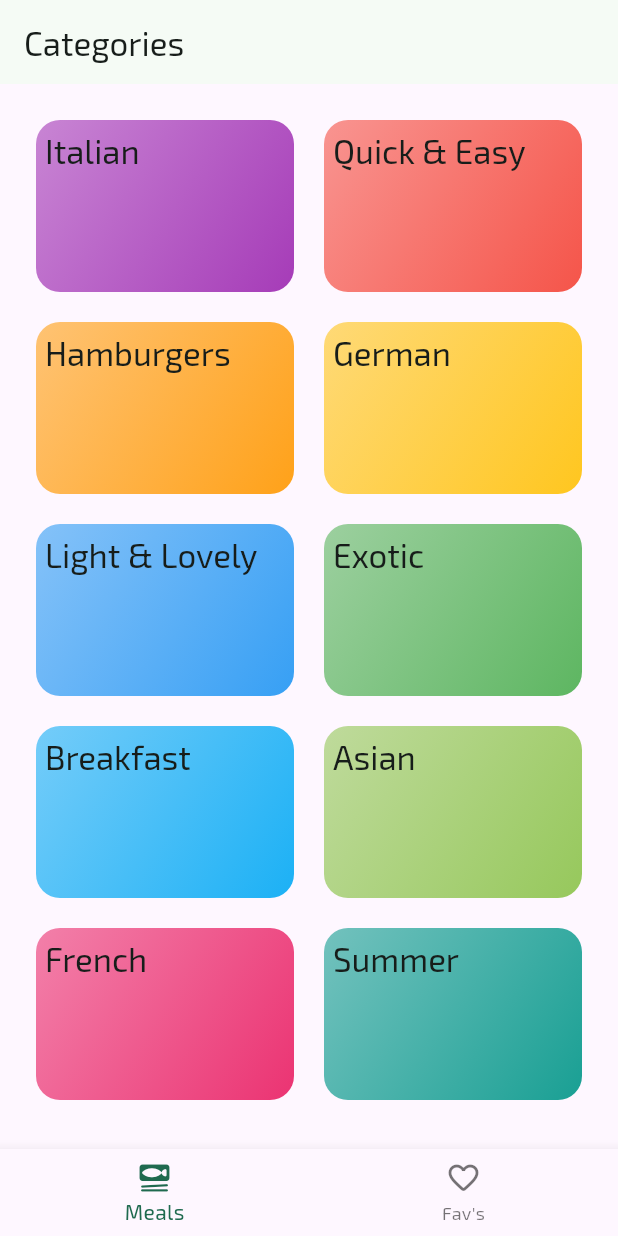
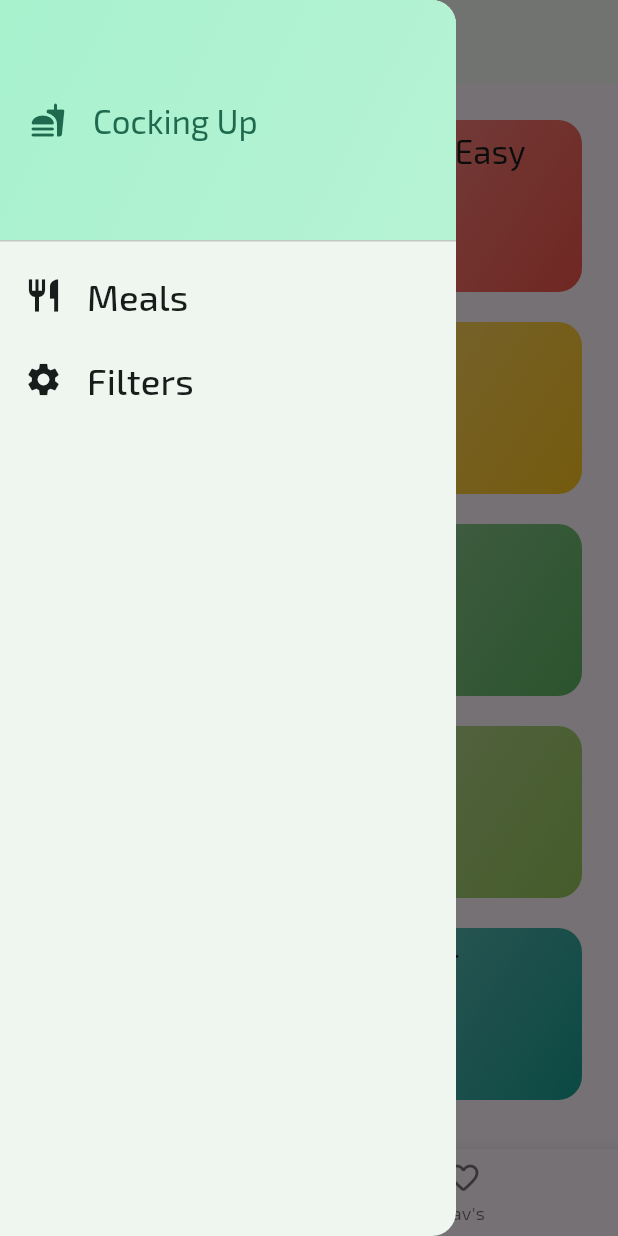
Before and after one commit to mahmoudyosrimahmoud13/recipes, a Flutter app: the screen it shows after launch, with the side drawer open (before the commit the screen has no drawer), on a phone screen of 412 x 824 dp. Run offline on Flutter 3.47's test engine with Material 3 defaults, Android fonts, the phone set to English and light mode, and no system bars; our stand-ins replace google_fonts, hexcolor, transparent_image.

Commit message:
module 8 finished project.

```diff
--- a/lib/data/dummy_data.dart
+++ b/lib/data/dummy_data.dart
@@ -146,7 +146,6 @@ const dummyMeals = [
       'Quickly fry the buns for c. 1 minute on each side',
       'Bruch buns with ketchup',
       'Serve burger with tomato, cucumber and onion',
-      '\nعارف انك بتحبيه انا بعرف اعمله وهبقى اعملك بحبك ❤️❤️❤️❤️'
     ],
     isGlutenFree: false,
     isVegan: false,
--- a/lib/main.dart
+++ b/lib/main.dart
@@ -3,7 +3,6 @@ import 'package:flutter/material.dart';
 import 'package:google_fonts/google_fonts.dart';
 import 'package:hexcolor/hexcolor.dart';
 import 'package:recipes/screens/Tabs.dart';
-import 'package:recipes/screens/categories_screen.dart';
 
 final kTheme = ThemeData().copyWith(
   colorScheme: ColorScheme.fromSeed(
--- a/lib/screens/Tabs.dart
+++ b/lib/screens/Tabs.dart
@@ -1,7 +1,17 @@
 import 'package:flutter/material.dart';
+import 'package:recipes/data/dummy_data.dart';
+import 'package:recipes/models/meals.dart';
 import 'package:recipes/screens/categories_screen.dart';
-import 'package:recipes/screens/meal_data_screen.dart';
+import 'package:recipes/screens/filters_screen.dart';
 import 'package:recipes/screens/meals_screen.dart';
+import 'package:recipes/widgets/main_drwer.dart';
+
+const kinitialFilters = {
+  Filter.lactoseFree: false,
+  Filter.glutenFree: false,
+  Filter.vegan: false,
+  Filter.vegeterian: false,
+};
 
 class TabsScreen extends StatefulWidget {
   const TabsScreen({super.key});
@@ -12,30 +22,100 @@ class TabsScreen extends StatefulWidget {
 
 class _TabsScreenState extends State<TabsScreen> {
   int _selectedPageIndex = 0;
+  final List<Meal> _favoriteMeals = [];
+
+  Map<Filter, bool> _selectedFilters = {
+    Filter.lactoseFree: false,
+    Filter.glutenFree: false,
+    Filter.vegan: false,
+    Filter.vegeterian: false,
+  };
+
+  void _showInfoMessage(String message) {
+    ScaffoldMessenger.of(context).clearSnackBars();
+    ScaffoldMessenger.of(context).showSnackBar(SnackBar(
+      content: Text(message),
+    ));
+  }
+
+  void _toggleMealFavoriteStatus(Meal meal) {
+    final isExisting = _favoriteMeals.contains(meal);
+    setState(() {
+      if (isExisting) {
+        _favoriteMeals.remove(meal);
+        _showInfoMessage('${meal.title} has been deleted from favorites.');
+      } else {
+        _favoriteMeals.add(meal);
+        _showInfoMessage('${meal.title} has been added to favorites.');
+      }
+    });
+  }
+
   void _selectedPage(int index) {
     setState(() {
       _selectedPageIndex = index;
     });
   }
 
+  void _setScreen(String identfier) async {
+    Navigator.pop(context);
+
+    if (identfier == 'filters') {
+      final result =
+          await Navigator.of(context).push<Map<Filter, bool>>(MaterialPageRoute(
+              builder: (ctx) => FiltersScreen(
+                    currentFilters: _selectedFilters,
+                  )));
+      setState(() {
+        _selectedFilters = result ?? kinitialFilters;
+      });
+    }
+  }
+
   @override
   Widget build(BuildContext context) {
-    Widget activePage = const CategoriesScreen();
+    final _availableMeals = dummyMeals.where((meal) {
+      if (_selectedFilters[Filter.glutenFree]! && !meal.isGlutenFree) {
+        return false;
+      }
+      if (_selectedFilters[Filter.lactoseFree]! && !meal.isLactoseFree) {
+        return false;
+      }
+      if (_selectedFilters[Filter.vegan]! && !meal.isVegan) {
+        return false;
+      }
+      if (_selectedFilters[Filter.vegeterian]! && !meal.isVegetarian) {
+        return false;
+      }
+      return true;
+    }).toList();
+
+    Widget activePage = CategoriesScreen(
+      onToggleFavorite: _toggleMealFavoriteStatus,
+      availableMeals: _availableMeals,
+    );
     String activePageTitle = 'Categories';
     if (_selectedPageIndex == 1) {
-      activePage = const MealsScreen(meals: []);
+      activePage = MealsScreen(
+        meals: _favoriteMeals,
+        onToggleFavorite: _toggleMealFavoriteStatus,
+      );
       activePageTitle = 'Favoraites';
     }
+
     return Scaffold(
       appBar: AppBar(
         title: Text(activePageTitle),
       ),
+      drawer: MainDrawer(
+        onSelectScreen: _setScreen,
+      ),
       body: activePage,
       bottomNavigationBar: BottomNavigationBar(
         currentIndex: _selectedPageIndex,
-        items: [
+        items: const [
           BottomNavigationBarItem(
-              icon: const Icon(Icons.set_meal_rounded), label: 'Meals'),
+              icon: Icon(Icons.set_meal_rounded), label: 'Meals'),
           BottomNavigationBarItem(
               icon: Icon(Icons.favorite_border_rounded), label: 'Fav\'s')
         ],
--- a/lib/screens/categories_screen.dart
+++ b/lib/screens/categories_screen.dart
@@ -1,19 +1,29 @@
 import 'package:flutter/material.dart';
 import 'package:recipes/data/dummy_data.dart';
+import 'package:recipes/models/meals.dart';
 import 'package:recipes/screens/meals_screen.dart';
 import 'package:recipes/widgets/category_grid_item.dart';
 import '../models/category.dart';
 
 class CategoriesScreen extends StatelessWidget {
-  const CategoriesScreen({super.key});
+  const CategoriesScreen(
+      {super.key,
+      required this.onToggleFavorite,
+      required this.availableMeals});
+
+  final void Function(Meal meal) onToggleFavorite;
+  final List<Meal> availableMeals;
 
   void _selectCategory(BuildContext context, Category category) {
-    final filteredMeals = dummyMeals
+    final filteredMeals = availableMeals
         .where((meal) => meal.categories.contains(category.id))
         .toList();
     Navigator.of(context).push(MaterialPageRoute(
-        builder: (ctx) =>
-            MealsScreen(title: category.title, meals: filteredMeals)));
+        builder: (ctx) => MealsScreen(
+              title: category.title,
+              meals: filteredMeals,
+              onToggleFavorite: onToggleFavorite,
+            )));
   }
 
   @override
@@ -52,8 +62,7 @@ class CategoriesScreen extends StatelessWidget {
                 .titleMedium!
                 .copyWith(color: Theme.of(context).colorScheme.onBackground),
             textAlign: TextAlign.center,
-            ),
-          )
+          )),
         ]);
   }
 }
--- a/lib/screens/meals_screen.dart
+++ b/lib/screens/meals_screen.dart
@@ -6,17 +6,19 @@ class MealsScreen extends StatelessWidget {
   const MealsScreen({
     this.title,
     required this.meals,
+    required this.onToggleFavorite,
     super.key,
   });
   final String? title;
   final List<Meal> meals;
+  final void Function(Meal meal) onToggleFavorite;
 
   @override
   Widget build(BuildContext context) {
     Widget content = ListView.builder(
         itemCount: meals.length,
         itemBuilder: ((context, index) {
-          Text(meals[index].title);
+          return Text(meals[index].title);
         }));
 
     if (meals.isEmpty) {
@@ -40,7 +42,10 @@ class MealsScreen extends StatelessWidget {
     if (meals.isNotEmpty) {
       content = ListView.builder(
           itemCount: meals.length,
-          itemBuilder: ((ctx, index) => MealItem(meal: meals[index])));
+          itemBuilder: ((ctx, index) => MealItem(
+                meal: meals[index],
+                onToggleFavorite: onToggleFavorite,
+              )));
     }
 
     return title == null
--- /dev/null
+++ b/lib/widgets/main_drwer.dart
@@ -0,0 +1,70 @@
+import 'package:flutter/material.dart';
+
+class MainDrawer extends StatelessWidget {
+  const MainDrawer({super.key, required this.onSelectScreen});
+
+  final void Function(String identfier) onSelectScreen;
+
+  @override
+  Widget build(BuildContext context) {
+    return Drawer(
+      child: Column(
+        children: [
+          DrawerHeader(
+              padding: const EdgeInsets.all(20),
+              decoration: BoxDecoration(
+                  gradient: LinearGradient(colors: [
+                Theme.of(context).colorScheme.primaryContainer,
+                Theme.of(context).colorScheme.primaryContainer.withOpacity(0.8)
+              ], begin: Alignment.topLeft, end: Alignment.bottomRight)),
+              child: Row(
+                children: [
+                  Icon(
+                    Icons.fastfood_rounded,
+                    color: Theme.of(context).colorScheme.primary,
+                  ),
+                  const SizedBox(
+                    width: 18,
+                  ),
+                  Text(
+                    'Cocking Up',
+                    style: Theme.of(context)
+                        .textTheme
+                        .titleLarge!
+                        .copyWith(color: Theme.of(context).colorScheme.primary),
+                  )
+                ],
+              )),
+          ListTile(
+            leading: Icon(
+              Icons.restaurant,
+              size: 26,
+              color: Theme.of(context).colorScheme.onBackground,
+            ),
+            title: Text('Meals',
+                style: Theme.of(context).textTheme.titleSmall!.copyWith(
+                    color: Theme.of(context).colorScheme.onBackground,
+                    fontSize: 24)),
+            onTap: () {
+              onSelectScreen('meals');
+            },
+          ),
+          ListTile(
+            leading: Icon(
+              Icons.settings,
+              size: 26,
+              color: Theme.of(context).colorScheme.onBackground,
+            ),
+            title: Text('Filters',
+                style: Theme.of(context).textTheme.titleSmall!.copyWith(
+                    color: Theme.of(context).colorScheme.onBackground,
+                    fontSize: 24)),
+            onTap: () {
+              onSelectScreen('filters');
+            },
+          )
+        ],
+      ),
+    );
+  }
+}
--- a/lib/widgets/meal_item.dart
+++ b/lib/widgets/meal_item.dart
@@ -5,8 +5,10 @@ import 'package:transparent_image/transparent_image.dart';
 import '../models/meals.dart';
 
 class MealItem extends StatelessWidget {
-  const MealItem({super.key, required this.meal});
+  const MealItem(
+      {super.key, required this.meal, required this.onToggleFavorite});
   final Meal meal;
+  final void Function(Meal meal) onToggleFavorite;
 
   String get complexityText {
     return meal.complexity.name[0].toUpperCase() +
@@ -22,6 +24,7 @@ class MealItem extends StatelessWidget {
     Navigator.of(context).push(MaterialPageRoute(
         builder: (context) => MealDataScreen(
               meal: meal,
+              onToggleFavorite: onToggleFavorite,
             )));
   }
 
```
Also changed, not shown: lib/screens/filters_screen.dart (added, +152 -0 lines), lib/screens/meal_data_screen.dart (+13 -2 lines), 1 other file. Lines whose indentation alone changed are shown as unchanged.
